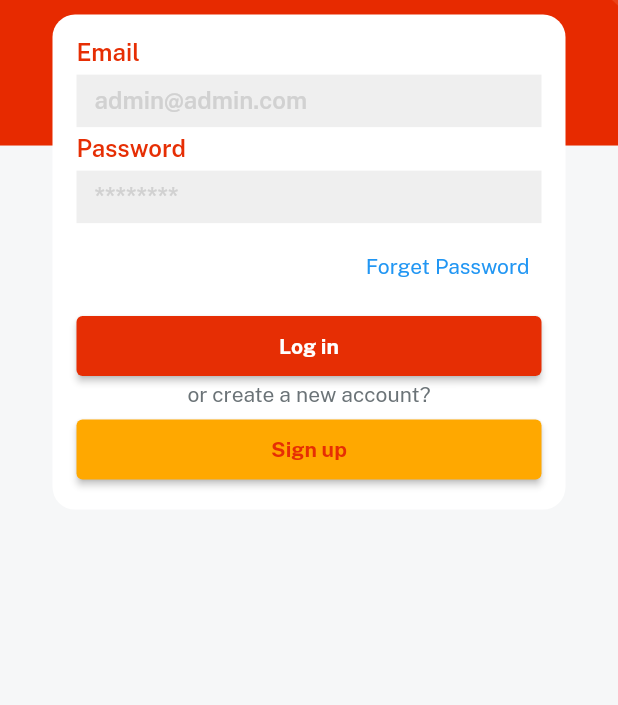
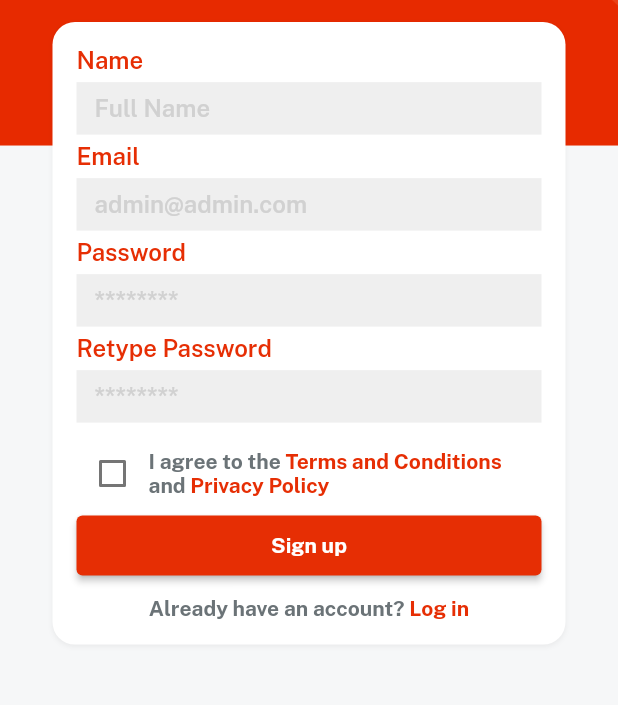
Before and after one commit to Aadi61/e_commerce_app, a Flutter app: the screen it shows after launch, after a tap on "Sign up", on a phone screen of 412 x 824 dp, the part 286-991 px from its top. Run offline on Flutter 3.47's test engine with Material 2 defaults, Android fonts, the phone set to English and light mode, and no system bars; our stand-ins replace get, velocity_x.

Commit message:
Done building Login screen and Signup screen UI

```diff
--- a/lib/consts/colors.dart
+++ b/lib/consts/colors.dart
@@ -7,3 +7,4 @@ const Color whiteColor = Color.fromRGBO(255, 255, 255, 1);
 const Color lightGrey = Color.fromRGBO(239, 239, 239, 1);
 const Color redColor = Color.fromRGBO(230, 46, 4, 1);
 const Color golden = Color.fromRGBO(255, 168, 0, 1);
+const Color lightGolden= Color(0xffFEEAD1);
--- a/lib/screens/auth_screen/login_screen.dart
+++ b/lib/screens/auth_screen/login_screen.dart
@@ -1,10 +1,13 @@
 import 'package:e_commerce/consts/consts.dart';
+import 'package:e_commerce/screens/auth_screen/signup_screen.dart';
 import 'package:e_commerce/widgets/bg_widget.dart';
 import 'package:e_commerce/widgets/custom_textfield.dart';
 import 'package:e_commerce/widgets/logo_widget.dart';
 import 'package:e_commerce/widgets/my_button.dart';
 import 'package:flutter/material.dart';
-
+import 'package:get/get.dart';
+import 'package:get/state_manager.dart';
+const iconList=[icFacebookLogo,icGoogleLogo, icTwitterLogo];
 class LoginScreen extends StatelessWidget {
   const LoginScreen({super.key});
 
@@ -12,6 +15,7 @@ class LoginScreen extends StatelessWidget {
   Widget build(BuildContext context) {
     return bgWidget(
       child: Scaffold(
+        resizeToAvoidBottomInset: false,
         body: Center(
           child: Column(
             children: [
@@ -19,7 +23,7 @@ class LoginScreen extends StatelessWidget {
               logoWidget(),
               10.heightBox,
               "Log in to e-Commerce".text.fontFamily(bold).white.size(18).make(),
-              10.heightBox,
+              15.heightBox,
               Column(
                 children: [
                   customTextField(title: 'Email',hint: 'admin@admin.com'),
@@ -31,9 +35,26 @@ class LoginScreen extends StatelessWidget {
                     MyButton(title: 'Log in',color :redColor,textColor: whiteColor,onPress: (){}).box.width(context.screenWidth-50).make(),
                     'or create a new account?'.text.color(fontGrey).make(),
                     5.heightBox,
-                    MyButton(title: 'Sign up',color: golden,textColor: redColor,onPress: (){}).box.width(context.screenWidth-50).make()
+                    MyButton(title: 'Sign up',color: lightGolden,textColor: redColor,onPress: (){
+                      Get.to(()=> SignUpScreen());
+                    }).box.width(context.screenWidth-50).make()
+                  , 10.heightBox,
+                  'Log in with'.text.color(fontGrey).make(),
+                  5.heightBox,
+                  Row(
+                    mainAxisAlignment: MainAxisAlignment.center,
+                    children:List.generate(3, (index) => Padding(
+                      padding: EdgeInsets.all(8),
+                      child: CircleAvatar(
+                      backgroundColor: lightGrey,
+                      radius: 25,
+                      child: Image.asset(iconList[index],width: 30,)
+                                      ),
+                    )
+                  )
+                  )
                 ],
-              ).box.white.rounded.padding(const EdgeInsets.all(16)).width(context.screenWidth-70).make()
+              ).box.white.rounded.padding(const EdgeInsets.all(16)).width(context.screenWidth-70).shadowSm.make()
 
               ],
 
--- /dev/null
+++ b/lib/screens/auth_screen/signup_screen.dart
@@ -0,0 +1,90 @@
+import 'package:e_commerce/consts/consts.dart';
+import 'package:e_commerce/widgets/bg_widget.dart';
+import 'package:e_commerce/widgets/custom_textfield.dart';
+import 'package:e_commerce/widgets/logo_widget.dart';
+import 'package:e_commerce/widgets/my_button.dart';
+import 'package:flutter/material.dart';
+import 'package:get/get.dart';
+import 'package:get/state_manager.dart';
+const iconList=[icFacebookLogo,icGoogleLogo, icTwitterLogo];
+class SignUpScreen extends StatelessWidget {
+  const SignUpScreen({super.key});
+
+  @override
+  Widget build(BuildContext context) {
+    return bgWidget(
+      child: Scaffold(
+        resizeToAvoidBottomInset: false,
+        body: Center(
+          child: Column(
+            children: [
+              (context.screenHeight*0.1).heightBox,
+              logoWidget(),
+              10.heightBox,
+              "Log in to e-Commerce".text.fontFamily(bold).white.size(18).make(),
+              15.heightBox,
+              Column(
+                children: [
+                  customTextField(title: 'Name',hint: 'Full Name'),
+                  customTextField(title: 'Email',hint: 'admin@admin.com'),
+                  customTextField(title: 'Password',hint: '********'),
+                  customTextField(title: 'Retype Password', hint: '********'),
+
+                    5.heightBox,
+                   Row(
+                    children: [
+                      Checkbox(value: false, onChanged: (newValue){}
+                      ),
+                      10.heightBox,
+                      Expanded(
+                        child: RichText(text: const TextSpan(
+                          children: [
+                            TextSpan(text: 'I agree to the ', style: TextStyle(
+                              fontFamily: bold,
+                              color: fontGrey
+                            )),
+                            TextSpan(text: 'Terms and Conditions', style: TextStyle(
+                              fontFamily: bold,
+                              color: redColor
+                            )),
+                            TextSpan(text: ' and ', style: TextStyle(
+                              fontFamily: bold,
+                              color: fontGrey
+                            )),
+                            TextSpan(text: 'Privacy Policy ', style: TextStyle(
+                              fontFamily: bold,
+                              color: redColor
+                            ))
+                          ]
+                        )),
+                      ),
+                    ],
+                  ),
+                   MyButton(title: 'Sign up',color :redColor,textColor: whiteColor,onPress: (){}).box.width(context.screenWidth-50).make(),
+                  10.heightBox,
+                  RichText(text: const TextSpan(
+                    children: [
+                      TextSpan(
+                        text: 'Already have an account? ',
+                        style: TextStyle(fontFamily: bold, color: fontGrey)
+                      ),
+                      TextSpan(
+                        text: 'Log in',
+                        style: TextStyle(color: redColor,fontFamily: bold)
+                      )
+                    ]
+                  )).onTap(() {
+                    Get.back();
+                  })
+
+                ],
+              ).box.white.rounded.padding(const EdgeInsets.all(16)).width(context.screenWidth-70).shadowSm.make()
+
+              ],
+
+          ),
+        ),
+      )
+    );
+  }
+}
--- a/lib/widgets/my_button.dart
+++ b/lib/widgets/my_button.dart
@@ -7,9 +7,8 @@ Widget MyButton({String? title,color,textColor, onPress}){
     backgroundColor: color,
     padding: EdgeInsets.all(12)
   ),
-    onPressed: () {
-      onPress;
-    },
+    onPressed: onPress
+    ,
     child: title!.text.color(textColor).fontFamily(bold).make()
   );
 }
```
